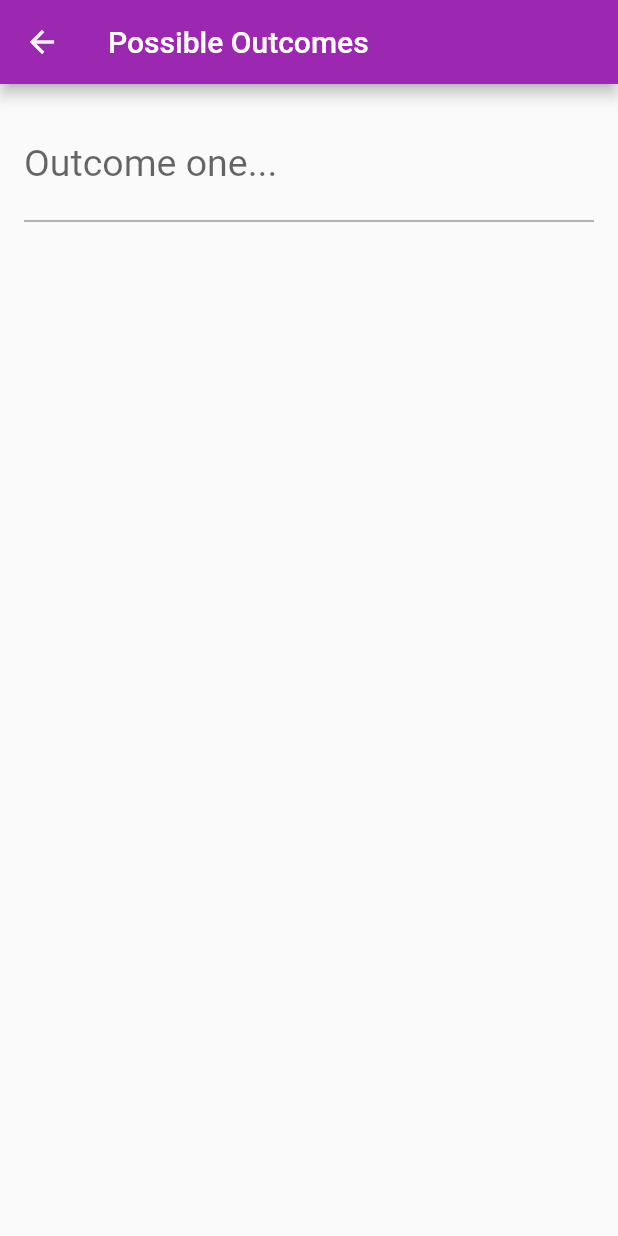
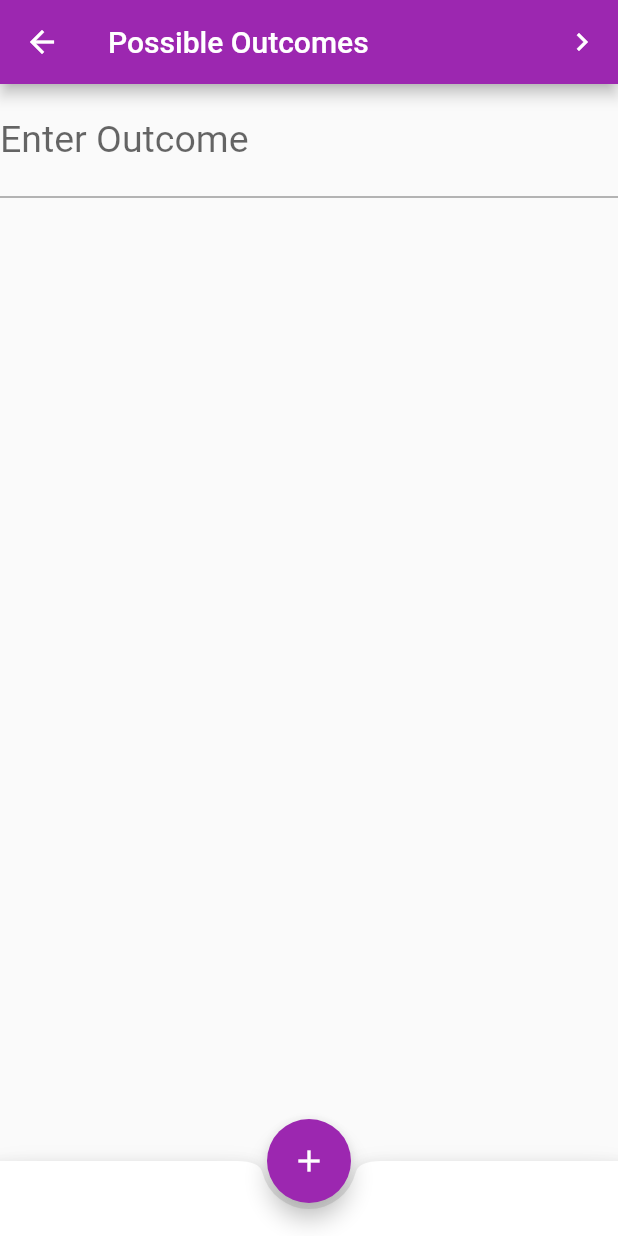
Before and after one commit to srcellucci/Decision-Game, a Flutter app: the SecondScreen screen opened directly, on a phone screen of 412 x 824 dp. Run offline on Flutter 3.47's test engine with Material 2 defaults, Android fonts, the phone set to English and light mode, and no system bars.

```diff
--- a/decision_game/lib/main.dart
+++ b/decision_game/lib/main.dart
@@ -79,30 +79,105 @@ class SecondScreen extends StatefulWidget {
 
 //This screen will display the outcomes
 class OutcomeScreen extends State<SecondScreen> {
-  final TextStyle _biggerFont = const TextStyle(fontSize: 25.0);
+  int _count = 1;
+
   final TextStyle _titleFont = const TextStyle(fontSize: 20.0);
 
   @override
   Widget build(BuildContext context) {
-    return Scaffold(
-        appBar: AppBar(
-          title: Text('Possible Outcomes',
-            style: _titleFont,
-          ), //End of Text
-        ),
-        body: Padding(
-          padding: const EdgeInsets.all(16.0),
-          child: TextFormField(
-            decoration: InputDecoration(
-                labelText: 'Outcome one...'
-            ),
-            style: _biggerFont, //Increase font size
-          ),
+    List<Widget> _outcomes =
+        new List.generate(_count, (int i) => new ContactColumn());
+
+   return new Scaffold(
+
+       body: new LayoutBuilder(builder: (context, constraint) {
+         final _maxHeight= constraint.biggest.height;
+         final _biggerFont = TextStyle(fontSize: _maxHeight/ 6);
+
+        return new Center(
+          child: new Column(
+            mainAxisAlignment: MainAxisAlignment.center,
+            children: <Widget>[
+           new Container(
+           height: _maxHeight,
+           child: new ListView(
+             children: _outcomes,
+             scrollDirection: Axis.vertical,
+           ),
+         ),
+
+
+            ],
+         ),
+        );
+       }),
+     bottomNavigationBar: BottomAppBar(
+       shape: const CircularNotchedRectangle(),
+       child: Container(height: 50.0,),
+     ),
+     floatingActionButton: FloatingActionButton(
+       onPressed: _addNewContactColumn,
+       tooltip: 'Increment Counter',
+       backgroundColor: Colors.purple,
+       child: Icon(Icons.add),
+     ),
+     floatingActionButtonLocation:FloatingActionButtonLocation.centerDocked,
+     appBar: AppBar(
+       title: Text('Possible Outcomes',
+         style: _titleFont,
+       ), //End of Text
+       actions: <Widget>[
+         IconButton(icon: Icon(Icons.navigate_next), onPressed: _nextScreen), //creates the 'next' arrow
+       ],
+     ),
+   );
+
+
+  }
+
+  void _addNewContactColumn() {
+    setState(() {
+      _count = _count + 1;
+    });
+  }
+
+  void _nextScreen() { //navigates to the Third screen
+    Navigator.of(context).push (
+        MaterialPageRoute<void>(
+            builder: (BuildContext context) {
+              return ThirdScreen();
+            }
         )
     );
   }
+}
 
+class ContactColumn extends StatefulWidget {
+  @override
+  State<StatefulWidget> createState() => new _ContactColumn();
 }
+
+class _ContactColumn extends State<ContactColumn>
+{
+  final TextStyle _biggerFont = const TextStyle(fontSize: 25.0);
+
+  @override
+  Widget build(BuildContext context)
+  {
+    return new Container(
+        child: new Column(children: <Widget>[    //TODO: Add remove functionality to Contact Column children
+        new TextFormField(
+          decoration: new InputDecoration(
+            labelText: 'Enter Outcome'
+          ),
+          style: _biggerFont,
+        ),
+      ]));
+
+  }
+}
+
+
 
 //Creates the Goodness Screen class
 class ThirdScreen extends StatefulWidget {
@@ -117,9 +192,25 @@ class GoodScreen extends State<ThirdScreen> {
 
   @override
   Widget build(BuildContext context) {
-    return Text('This is the Third Screen',
-      style: _biggerFont,
-    ); //End of Text
+    return Scaffold(
+        appBar: AppBar(
+        title: Text('Goodness Rating',
+        style: _titleFont), //Top of the screen
+    actions: <Widget>[
+    IconButton(icon: Icon(Icons.navigate_next), onPressed: _nextScreen), //creates the 'next' arrow
+    ],
+    ),
+    );
+  }
+
+  void _nextScreen() { //navigates to the Third screen
+    Navigator.of(context).push (
+        MaterialPageRoute<void>(
+            builder: (BuildContext context) {
+              return FourthScreen();
+            }
+        )
+    );
   }
 }
 
@@ -136,9 +227,26 @@ class ProbScreen extends State<FourthScreen> {
 
   @override
   Widget build(BuildContext context) {
-    return Text('This is the fourth Screen',
-      style: _biggerFont,
-    ); //End of Text
+    return Scaffold(
+      appBar: AppBar(
+        title: Text('Probability',
+            style: _titleFont), //Top of the screen
+        actions: <Widget>[
+          IconButton(icon: Icon(Icons.navigate_next), onPressed: _nextScreen), //creates the 'next' arrow
+        ],
+      ),
+    );
+  }
+
+
+  void _nextScreen() { //navigates to the Third screen
+    Navigator.of(context).push (
+        MaterialPageRoute<void>(
+            builder: (BuildContext context) {
+              return FifthScreen();
+            }
+        )
+    );
   }
 }
 
@@ -155,9 +263,25 @@ class OverviewScreen extends State<FifthScreen> {
 
   @override
   Widget build(BuildContext context) {
-    return Text('This is the Fifth Screen',
-      style: _biggerFont,
-    ); //End of Text
+    return Scaffold(
+      appBar: AppBar(
+        title: Text('Overview',
+            style: _titleFont), //Top of the screen
+        actions: <Widget>[
+          IconButton(icon: Icon(Icons.navigate_next), onPressed: _nextScreen), //creates the 'next' arrow
+        ],
+      ),
+    );
+  }
+
+  void _nextScreen() { //navigates to the Third screen
+    Navigator.of(context).push (
+        MaterialPageRoute<void>(
+            builder: (BuildContext context) {
+              return SixthScreen();
+            }
+        )
+    );
   }
 }
 
@@ -174,8 +298,11 @@ class OutputScreen extends State<SixthScreen> {
 
   @override
   Widget build(BuildContext context) {
-    return Text('This is the Final Screen',
-      style: _biggerFont,
-    ); //End of Text
+    return Scaffold(
+      appBar: AppBar(
+        title: Text('Output',
+            style: _titleFont), //Top of the screen
+      ),
+    );
   }
 }
```
